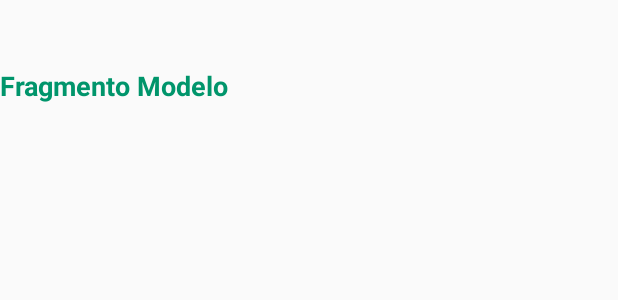
After one commit to AlexsandroAN/SGOSI, an Android app: the layout fragment_modelo.xml on its own in the app's theme, with its tools: preview values and no code run, on a phone screen of 412 x 824 dp. The commit adds this screen. Shown: the top 300 px of the screen. Run offline under Robolectric (Android 15) with nearby library versions, the phone set to English and light mode, and no system bars.

Commit message:
fragment

```diff
--- a/app/src/main/AndroidManifest.xml
+++ b/app/src/main/AndroidManifest.xml
@@ -10,7 +10,7 @@
         android:supportsRtl="true"
         android:theme="@style/AppTheme">
         <activity
-            android:name=".Principal"
+            android:name=".PrincipalActivity"
             android:label="@string/app_name"
             android:theme="@style/AppTheme.NoActionBar">
             <intent-filter>
--- a/app/src/main/res/layout/app_bar_principal.xml
+++ b/app/src/main/res/layout/app_bar_principal.xml
@@ -4,7 +4,7 @@
     xmlns:tools="http://schemas.android.com/tools"
     android:layout_width="match_parent"
     android:layout_height="match_parent"
-    tools:context="br.com.dae.sgosi.Principal">
+    tools:context="br.com.dae.sgosi.PrincipalActivity">
 
     <android.support.design.widget.AppBarLayout
         android:layout_width="match_parent"
@@ -28,6 +28,6 @@
         android:layout_height="wrap_content"
         android:layout_gravity="bottom|end"
         android:layout_margin="@dimen/fab_margin"
-        app:srcCompat="@android:drawable/ic_dialog_email" />
+        app:srcCompat="@android:drawable/ic_popup_sync" />
 
 </android.support.design.widget.CoordinatorLayout>
--- /dev/null
+++ b/app/src/main/res/layout/fragment_modelo.xml
@@ -0,0 +1,18 @@
+<FrameLayout xmlns:android="http://schemas.android.com/apk/res/android"
+    xmlns:tools="http://schemas.android.com/tools"
+    android:layout_width="match_parent"
+    android:layout_height="match_parent"
+    tools:context="br.com.dae.sgosi.fragments.ModeloFragment">
+
+    <!-- TODO: Update blank fragment layout -->
+    <TextView
+        android:layout_width="match_parent"
+        android:layout_height="match_parent"
+        android:layout_gravity="center"
+        android:layout_marginTop="30sp"
+        android:text="@string/modelo_fragment"
+        android:textColor="@color/colorPrimary"
+        android:textSize="18sp"
+        android:textStyle="bold" />
+
+</FrameLayout>
--- a/app/src/main/res/values/strings.xml
+++ b/app/src/main/res/values/strings.xml
@@ -5,4 +5,9 @@
     <string name="navigation_drawer_close">Close navigation drawer</string>
 
     <string name="action_sair">Sair</string>
+
+    <!-- TODO: Remove or change this placeholder text -->
+    <string name="modelo_fragment">Fragmento Modelo</string>
+
+    <string name="modelo_fragment_tipo_servico">Fragmento Tipo de Serviço</string>
 </resources>
```
Also changed, not shown: app/src/main/res/layout/content_principal.xml (+6 -5 lines), app/src/main/res/layout/fragment_tipo_servico.xml (added, +18 -0 lines).
